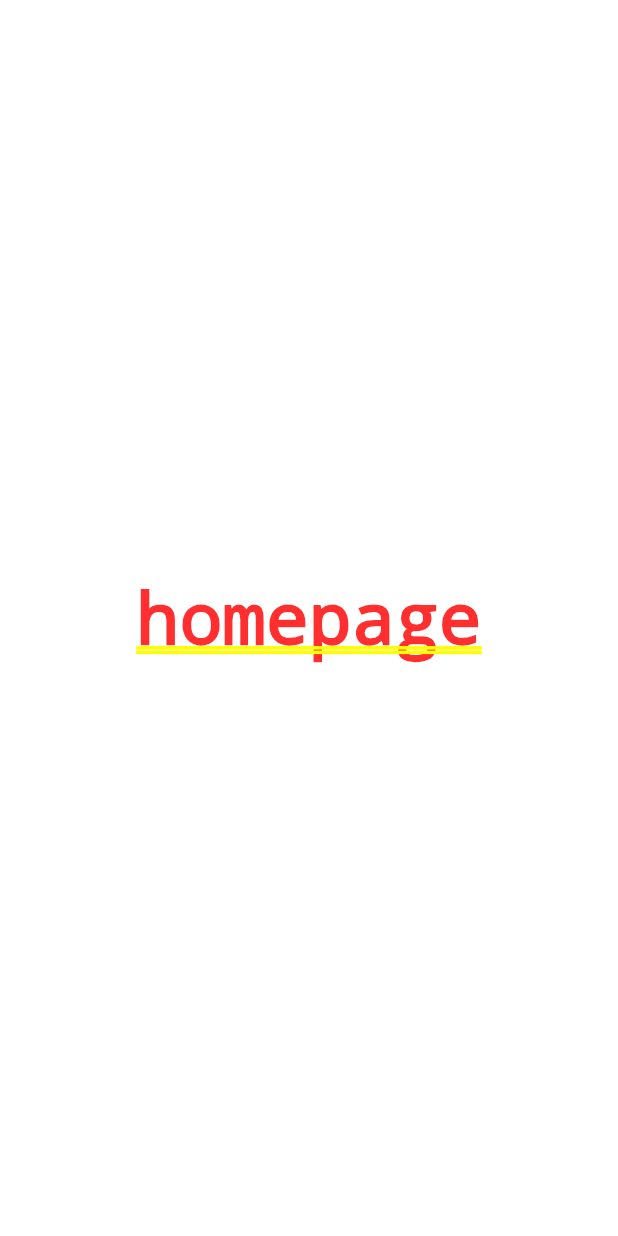
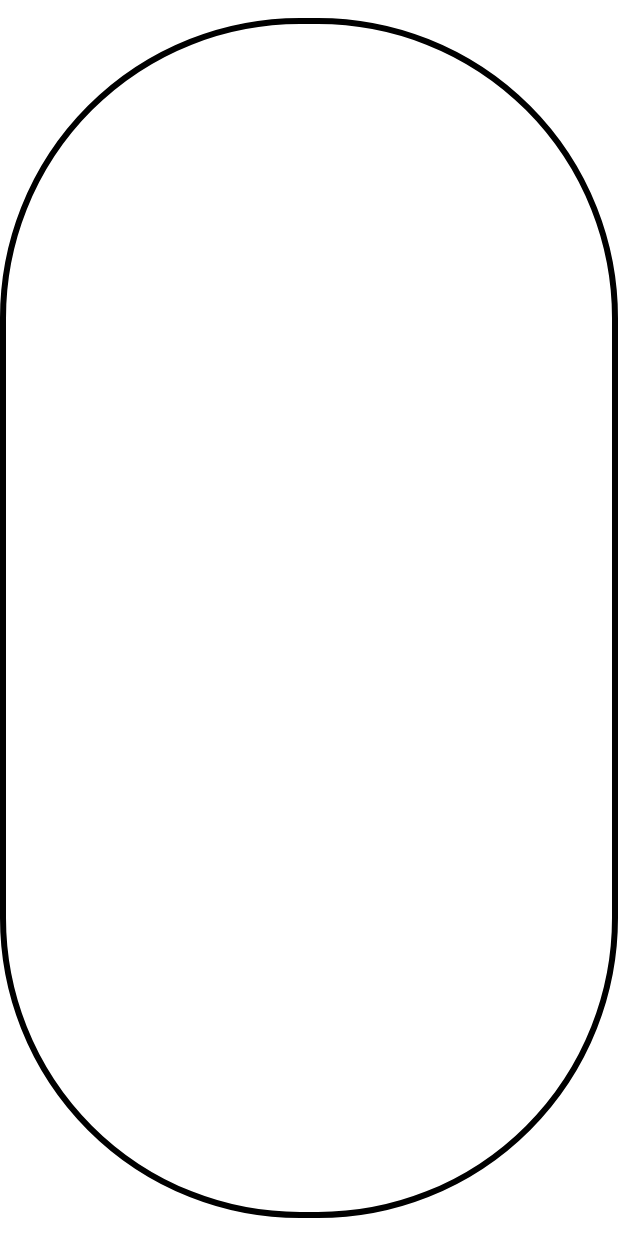
Before and after one commit to AshiqPranto/lab_exam_3_1-1st_Shift-, a Flutter app: the screen it shows after launch, on a phone screen of 412 x 824 dp. Run offline on Flutter 3.47's test engine with Material 2 defaults, Android fonts, the phone set to English and light mode, and no system bars.

Commit message:
added border circle to homepage which will contain our widget

```diff
--- a/lib/homePage.dart
+++ b/lib/homePage.dart
@@ -12,7 +12,15 @@ class _homePageState extends State<homePage> {
   Widget build(BuildContext context) {
     return Container(
       child: Center(
-        child: Text("homepage"),
+        child: Container(
+          width: 500,
+          height: 800,
+          decoration: BoxDecoration(
+            border: Border.all(color: Colors.black,width: 4),
+            borderRadius: BorderRadius.all(Radius.circular(200)),
+
+          ),
+        ),
       ),
     );
   }
--- a/lib/splashScreen.dart
+++ b/lib/splashScreen.dart
@@ -15,7 +15,7 @@ class _SplashScreenState extends State<SplashScreen> {
   @override
   void initState() {
     // TODO: implement initState
-    Timer(Duration(seconds: 3),(){
+    Timer(Duration(seconds: 1),(){
       Navigator.pushReplacement(context, MaterialPageRoute(builder: (context)=>homePage()));
     });
     super.initState();
```
